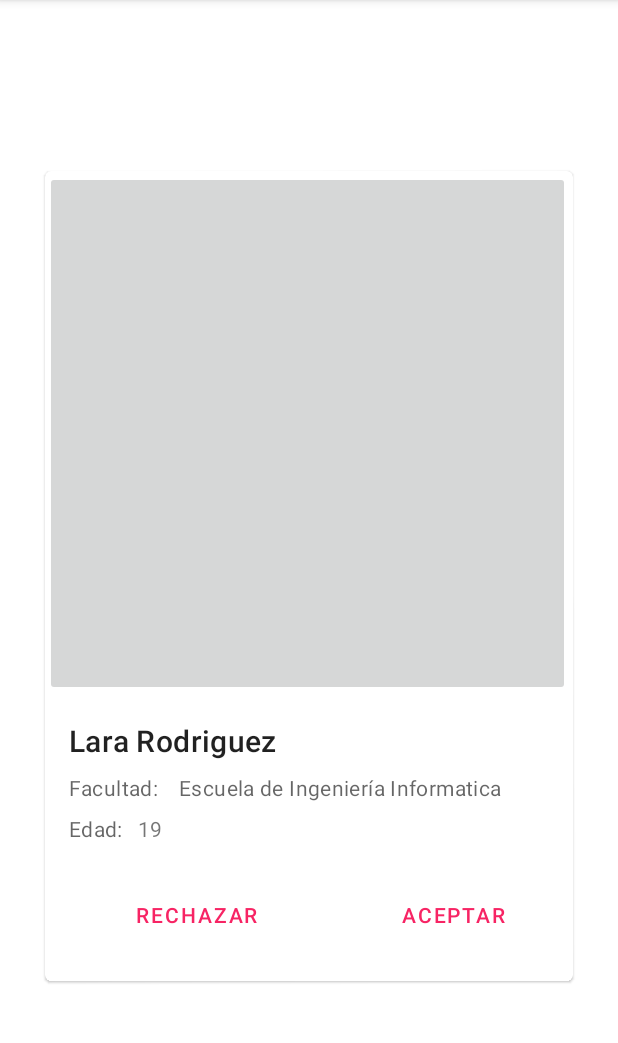
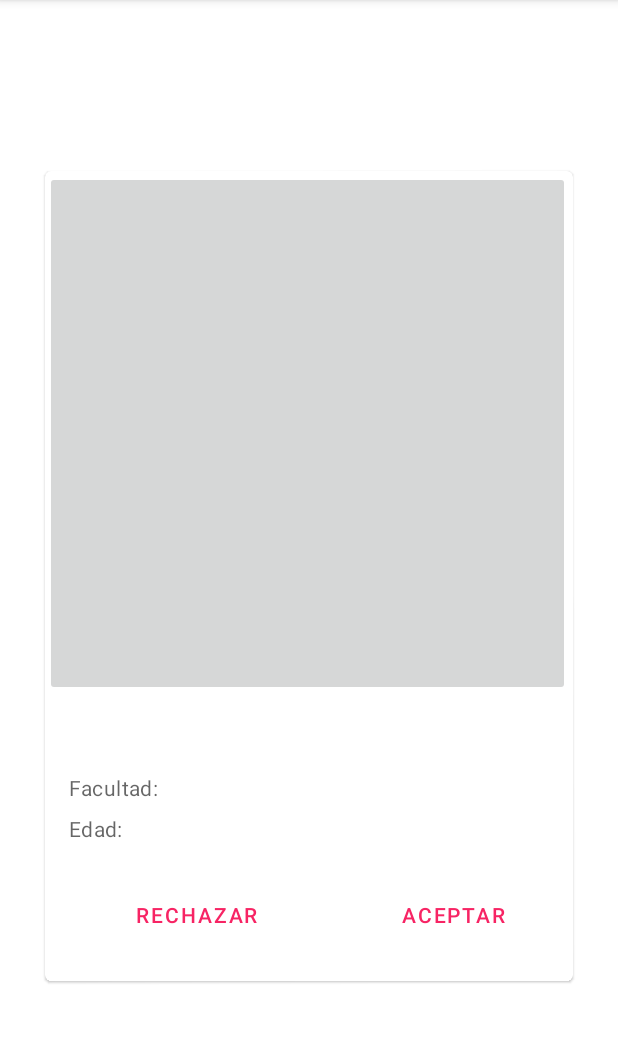
Before and after one commit to moiSS00/SDM_UNILOVI, an Android app: the fragment HomeFragment shown on its own in the app's theme, on a phone screen of 412 x 824 dp, the part 84-1127 px from its top. Run offline under Robolectric (Android 15) with nearby library versions, the phone set to English and light mode, and no system bars; our stand-ins replace Firebase (no records; nobody signed in at launch, a user with empty details on screens opened directly), Picasso.

Commit message:
Quitada Lara

```diff
--- a/app/src/main/res/layout/fragment_home.xml
+++ b/app/src/main/res/layout/fragment_home.xml
@@ -41,7 +41,6 @@
                     android:id="@+id/nombrePretendiente"
                     android:layout_width="wrap_content"
                     android:layout_height="wrap_content"
-                    android:text="Lara Rodriguez"
                     android:textAppearance="?attr/textAppearanceHeadline6" />
 
                 <LinearLayout
@@ -64,7 +63,6 @@
                         android:layout_width="wrap_content"
                         android:layout_height="wrap_content"
                         android:layout_marginTop="8dp"
-                        android:text="Escuela de Ingeniería Informatica "
                         android:textAppearance="?attr/textAppearanceBody2"
                         android:textColor="?android:attr/textColorSecondary" />
 
@@ -88,8 +86,7 @@
                         android:id="@+id/edadPretendiente"
                         android:layout_width="wrap_content"
                         android:layout_height="wrap_content"
-                        android:layout_marginTop="8dp"
-                        android:text="19" />
+                        android:layout_marginTop="8dp" />
                 </LinearLayout>
 
             </LinearLayout>
```
